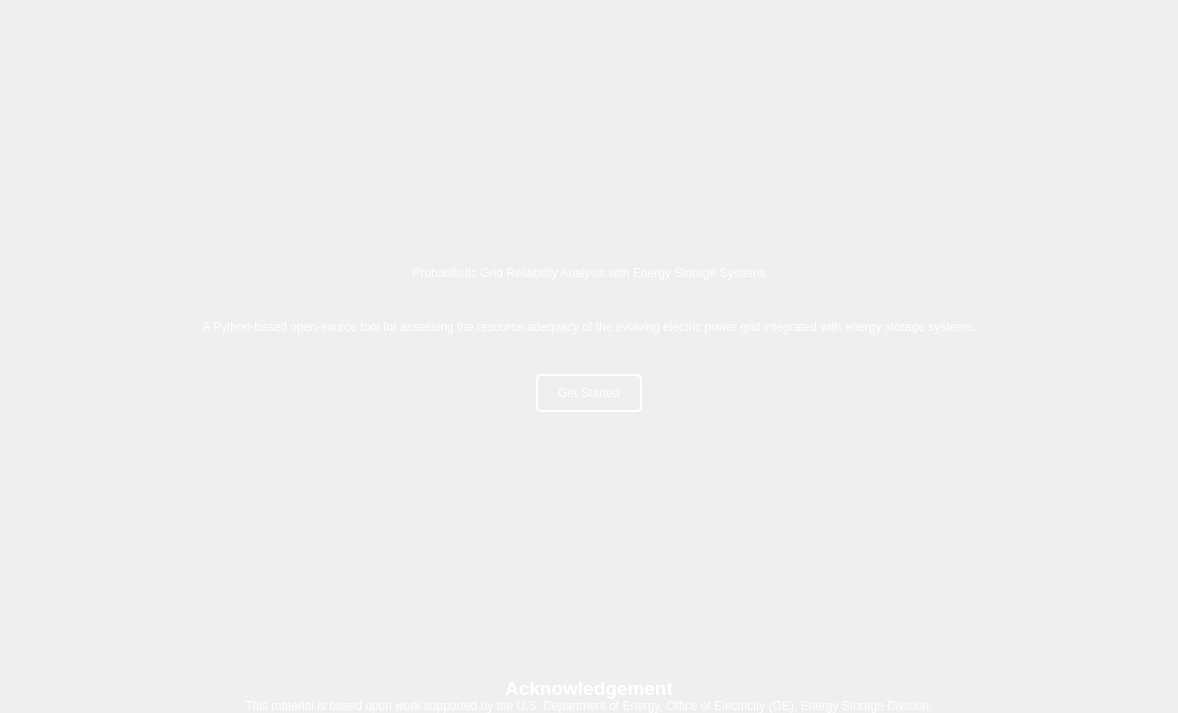
Old version of the form progress/App/landing/ui/landing.ui in the repository sandialabs/snl-progress.
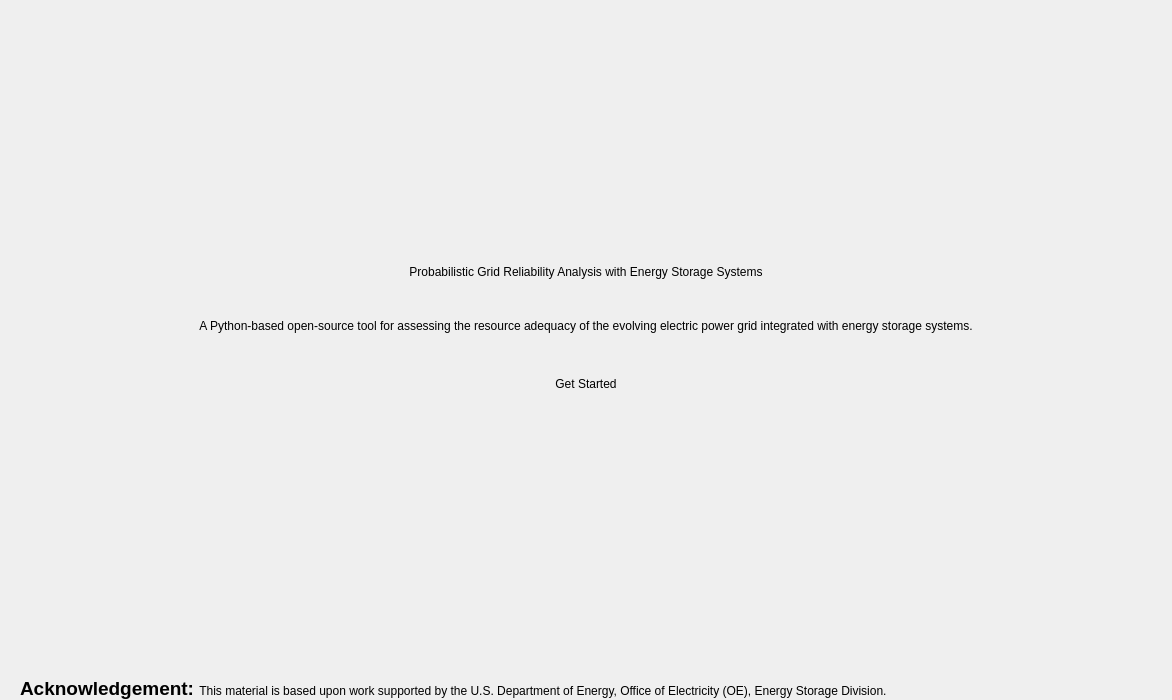
New version of the form. Icons and pictures are not drawn.

```diff
--- a/progress/App/landing/ui/landing.ui
+++ b/progress/App/landing/ui/landing.ui
@@ -6,8 +6,8 @@
    <rect>
     <x>0</x>
     <y>0</y>
-    <width>1178</width>
-    <height>713</height>
+    <width>1172</width>
+    <height>700</height>
    </rect>
   </property>
   <property name="windowTitle">
@@ -48,8 +48,7 @@
    <item>
     <widget class="QLabel" name="label">
      <property name="styleSheet">
-      <string notr="true">font: 48pt &quot;Arial&quot;;
-color: white;</string>
+      <string notr="true"/>
      </property>
      <property name="text">
       <string>&lt;html&gt;&lt;head/&gt;&lt;body&gt;&lt;p align=&quot;center&quot;&gt;Probabilistic Grid Reliability Analysis with Energy Storage Systems&lt;/p&gt;&lt;/body&gt;&lt;/html&gt;</string>
@@ -78,8 +77,7 @@
    <item>
     <widget class="QLabel" name="label_2">
      <property name="styleSheet">
-      <string notr="true">font: 16pt &quot;Arial&quot;;
-color: white;</string>
+      <string notr="true"/>
      </property>
      <property name="text">
       <string>&lt;html&gt;&lt;head/&gt;&lt;body&gt;&lt;p align=&quot;center&quot;&gt;A Python-based open-source tool for assessing the resource adequacy of the evolving electric power grid integrated with energy storage systems.&lt;/p&gt;&lt;/body&gt;&lt;/html&gt;</string>
@@ -108,25 +106,14 @@
    <item alignment="Qt::AlignmentFlag::AlignHCenter">
     <widget class="QPushButton" name="get_started_button">
      <property name="styleSheet">
-      <string notr="true">
-            QPushButton {
-                color: white;
-				font: 16pt &quot;Arial&quot;;
-                background-color: transparent;
-                border: 2px solid white;
-                padding: 10px 20px;
-                border-radius: 5px;
-            }
-            QPushButton:hover {
-                background-color: rgba(255, 255, 255, 0.1);
-            }
-            QPushButton:pressed {
-                background-color: rgba(255, 255, 255, 0.2);
-            }</string>
+      <string notr="true"/>
      </property>
      <property name="text">
       <string>Get Started</string>
      </property>
+     <property name="flat">
+      <bool>true</bool>
+     </property>
     </widget>
    </item>
    <item>
@@ -152,25 +139,28 @@
        <property name="spacing">
         <number>6</number>
        </property>
-       <item>
-        <spacer name="horizontalSpacer">
-         <property name="orientation">
-          <enum>Qt::Orientation::Horizontal</enum>
-         </property>
-         <property name="sizeHint" stdset="0">
-          <size>
-           <width>40</width>
-           <height>20</height>
-          </size>
-         </property>
-        </spacer>
-       </item>
        <item alignment="Qt::AlignmentFlag::AlignRight">
+        <widget class="QFrame" name="frame">
+         <property name="styleSheet">
+          <string notr="true">background:transparent;
+border: 0px;</string>
+         </property>
+         <property name="frameShape">
+          <enum>QFrame::Shape::StyledPanel</enum>
+         </property>
+         <property name="frameShadow">
+          <enum>QFrame::Shadow::Raised</enum>
+         </property>
+         <layout class="QHBoxLayout" name="horizontalLayout_2">
+          <property name="topMargin">
+           <number>15</number>
+          </property>
+          <item>
         <widget class="QLabel" name="label_4">
          <property name="maximumSize">
           <size>
            <width>100</width>
-           <height>60</height>
+              <height>50</height>
           </size>
          </property>
          <property name="text">
@@ -184,12 +174,15 @@
          </property>
         </widget>
        </item>
+         </layout>
+        </widget>
+       </item>
        <item>
         <widget class="QLabel" name="label_5">
          <property name="maximumSize">
           <size>
            <width>120</width>
-           <height>60</height>
+           <height>50</height>
           </size>
          </property>
          <property name="text">
@@ -222,29 +215,15 @@
          </property>
         </widget>
        </item>
-       <item>
-        <spacer name="horizontalSpacer_2">
-         <property name="orientation">
-          <enum>Qt::Orientation::Horizontal</enum>
-         </property>
-         <property name="sizeHint" stdset="0">
-          <size>
-           <width>40</width>
-           <height>20</height>
-          </size>
-         </property>
-        </spacer>
-       </item>
       </layout>
      </item>
      <item>
       <widget class="QLabel" name="label_6">
        <property name="styleSheet">
-        <string notr="true">font: 12pt &quot;Arial&quot;;
-color: white;</string>
+        <string notr="true"/>
        </property>
        <property name="text">
-        <string>&lt;html&gt;&lt;head/&gt;&lt;body&gt;&lt;p align=&quot;center&quot;&gt;&lt;span style=&quot; font-size:14pt; font-weight:700;&quot;&gt;Acknowledgement&lt;/span&gt;&lt;br/&gt;This material is based upon work supported by the U.S. Department of Energy, Office of Electricity (OE), Energy Storage Division.&lt;/p&gt;&lt;/body&gt;&lt;/html&gt;</string>
+        <string>&lt;html&gt;&lt;head/&gt;&lt;body&gt;&lt;p&gt;&lt;span style=&quot; font-size:14pt; font-weight:700;&quot;&gt;Acknowledgement: &lt;/span&gt;This material is based upon work supported by the U.S. Department of Energy, Office of Electricity (OE), Energy Storage Division.&lt;/p&gt;&lt;/body&gt;&lt;/html&gt;</string>
        </property>
        <property name="wordWrap">
         <bool>true</bool>
```
Left out of the diff: 2 changed lines with no effect on the pictures. Lines whose indentation alone changed are shown as unchanged.
